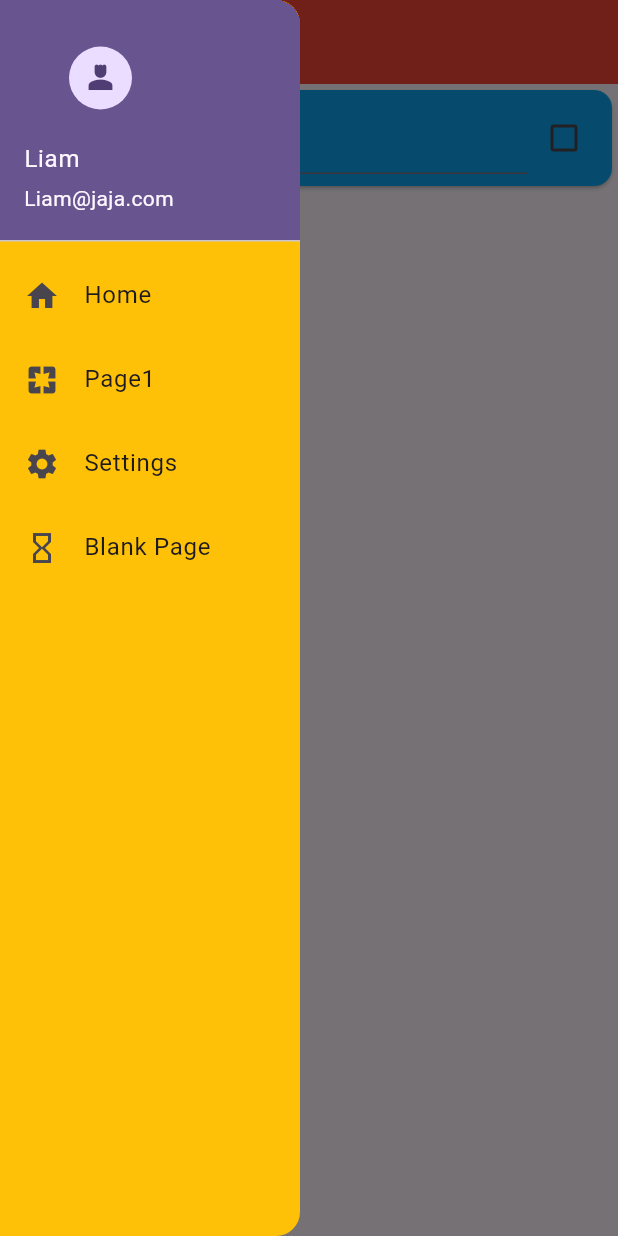
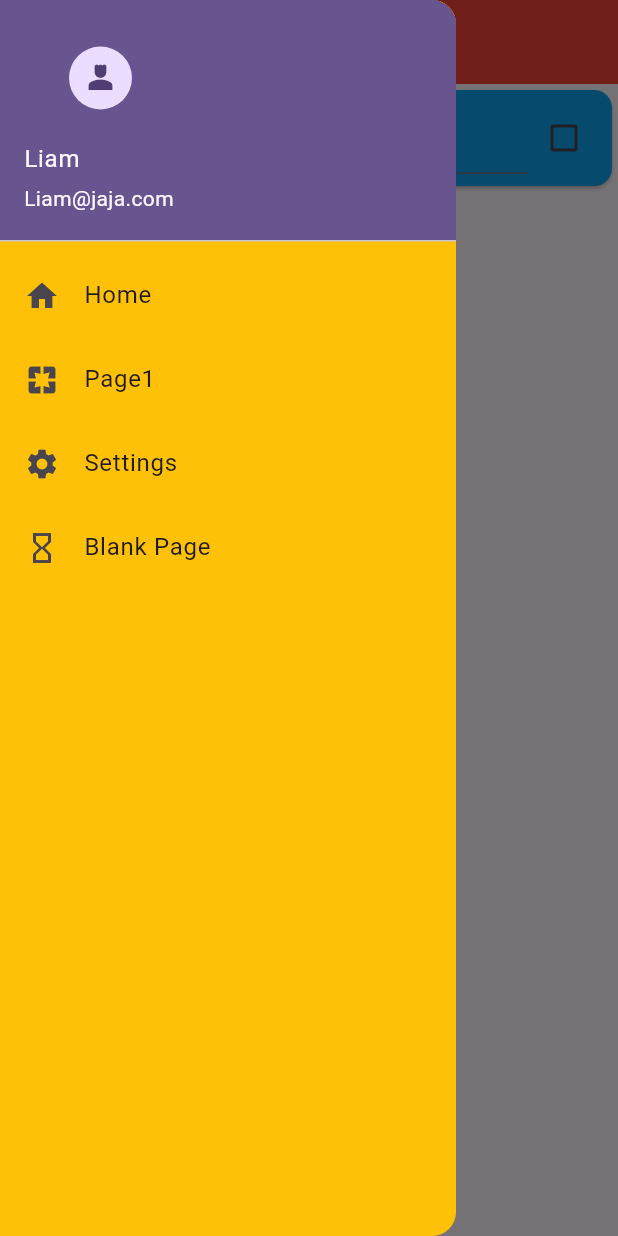
Before and after one commit to Ldotus/naviandroute, a Flutter app: the Page1 screen opened by its route, with the side drawer open, on a phone screen of 412 x 824 dp. Run offline on Flutter 3.47's test engine with Material 2 defaults, Android fonts, the light colour scheme and no system bars; our stand-ins replace go_router, introduction_screen, shared_preferences; accounts and stored records are empty.

```diff
--- a/lib/widgets/CustomDrawer.dart
+++ b/lib/widgets/CustomDrawer.dart
@@ -10,7 +10,6 @@ class CustomDrawer extends StatelessWidget {
     String email = "$name@jaja.com";
     return Drawer(
       backgroundColor: Colors.amber,
-      width: 200,
       child: ListView(
         padding: EdgeInsets.zero,
         children: <Widget>[
```
